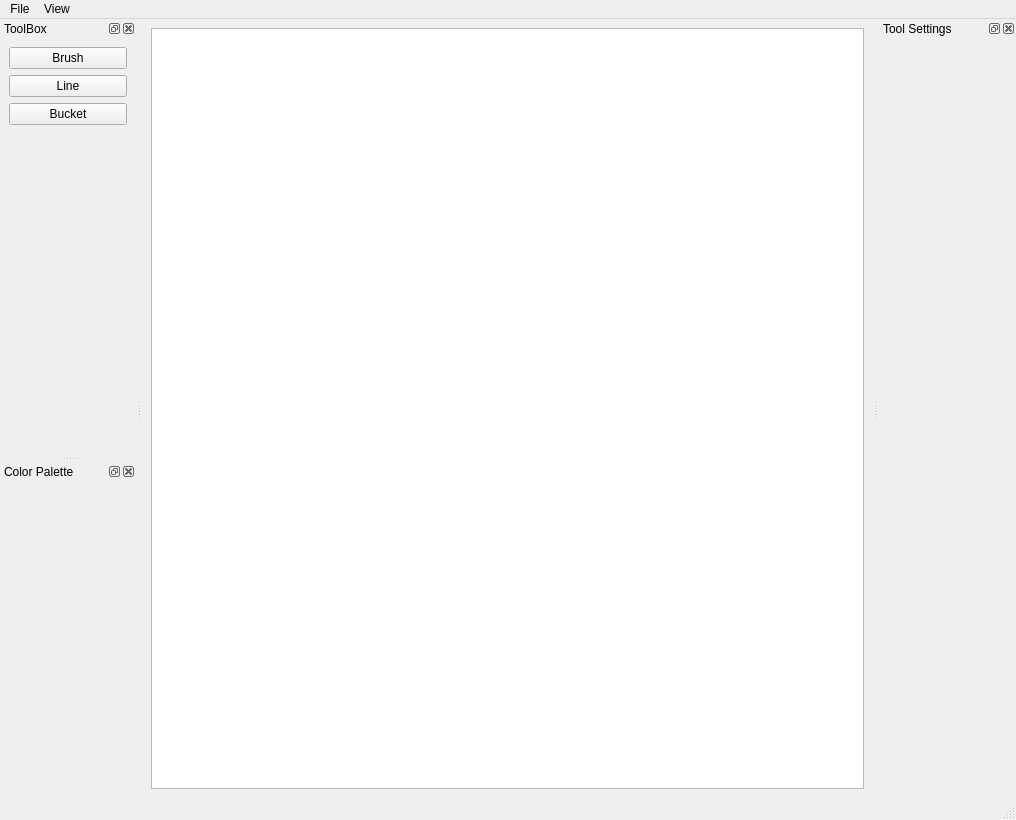
The window that src/UI/ParentEditor.ui (Midhil457/Project-Bitle) describes before a commit, drawn with Qt 5.
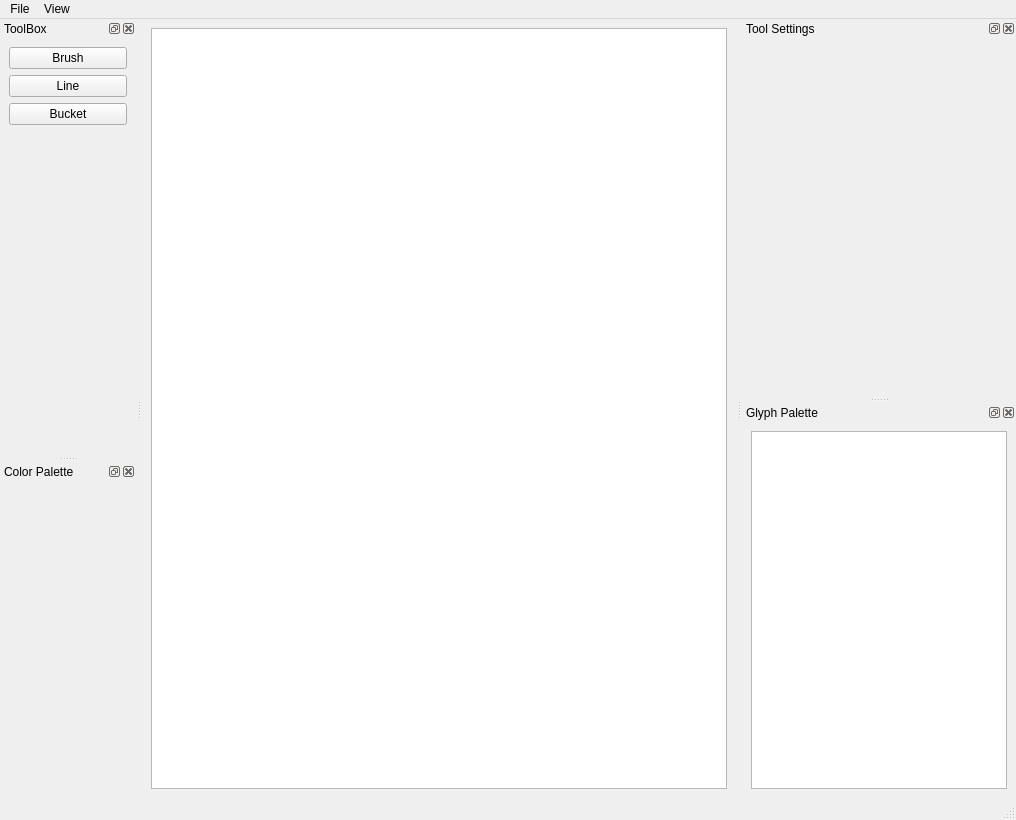
The same window after the commit.

Commit message: Add Glyph Map

The edit to the form file:
```diff
--- a/src/UI/ParentEditor.ui
+++ b/src/UI/ParentEditor.ui
@@ -62,7 +62,7 @@
        <property name="minimumSize">
         <size>
          <width>119</width>
-         <height>0</height>
+         <height>335</height>
         </size>
        </property>
        <property name="frameShadow">
@@ -145,6 +145,27 @@
    </attribute>
    <widget class="QWidget" name="dockWidgetContents_3"/>
   </widget>
+  <widget class="QDockWidget" name="GlyphPaletteDock">
+   <property name="minimumSize">
+    <size>
+     <width>274</width>
+     <height>388</height>
+    </size>
+   </property>
+   <property name="windowTitle">
+    <string>Glyph Palette</string>
+   </property>
+   <attribute name="dockWidgetArea">
+    <number>2</number>
+   </attribute>
+   <widget class="QWidget" name="dockWidgetContents_4">
+    <layout class="QVBoxLayout" name="verticalLayout_2">
+     <item>
+      <widget class="QListView" name="GlyphPalette"/>
+     </item>
+    </layout>
+   </widget>
+  </widget>
   <action name="actionExport">
    <property name="text">
     <string>Export</string>
```
Left out of the diff: 34 changed lines with no effect on the pictures. The commit also changes 7 other files.
